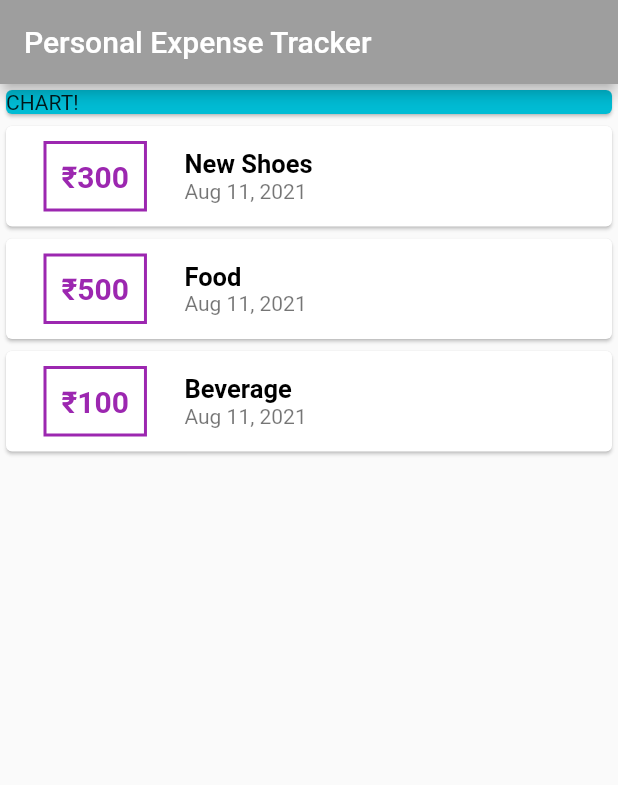
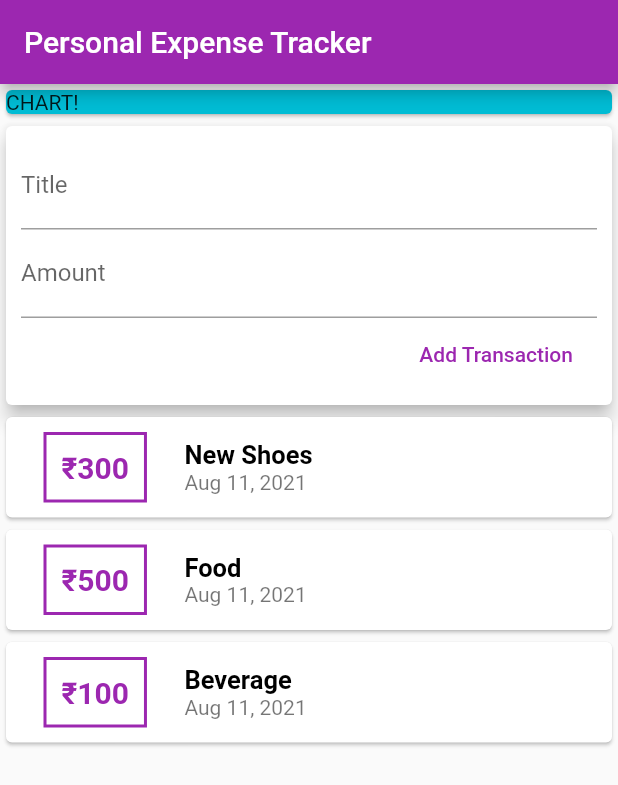
Before and after one commit to viswamvs/Personal-Expenses, a Flutter app: the screen it shows after launch, on a phone screen of 412 x 824 dp. Shown: the top 785 px of the screen. Run offline on Flutter 3.47's test engine with Material 2 defaults, Android fonts, the phone set to English and light mode, and no system bars; Roboto replaces fonts that are missing (Times New Roman).

Commit message:
added new transaction card

```diff
--- a/lib/main.dart
+++ b/lib/main.dart
@@ -39,12 +39,15 @@ class MyHomePage extends StatelessWidget {
     ),
   ];
 
+  final titleController = TextEditingController();
+  final amountController = TextEditingController();
+
   @override
   Widget build(BuildContext context) {
     return Scaffold(
       appBar: AppBar(
         title: Text('Personal Expense Tracker'),
-        backgroundColor: Colors.grey,
+        backgroundColor: Colors.purple,
       ),
       body: Column(
         mainAxisAlignment: MainAxisAlignment.start,
@@ -57,6 +60,33 @@ class MyHomePage extends StatelessWidget {
               child: Text('CHART!'),
             ),
           ),
+          Card(
+              elevation: 5,
+              child: Container(
+                padding: EdgeInsets.all(10),
+                child: Column(
+                  crossAxisAlignment: CrossAxisAlignment.end,
+                  children: <Widget>[
+                    TextField(
+                      decoration: InputDecoration(
+                        labelText: 'Title',
+                      ),
+                      controller: titleController,
+                    ),
+                    TextField(
+                      decoration: InputDecoration(
+                        labelText: 'Amount',
+                      ),
+                      controller: amountController,
+                    ),
+                    FlatButton(
+                      textColor: Colors.purple,
+                      onPressed: () {},
+                      child: Text('Add Transaction'),
+                    )
+                  ],
+                ),
+              )),
           Column(
             children: transactions.map((tx) {
               return Card(
```
